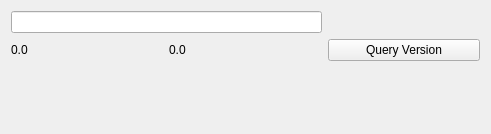
This is PressPlateTool/ui/expand/expandtile.ui in CGinMax/ProtocolTools as Qt 5 draws it before an edit. The edited form follows.
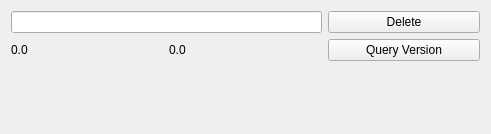
This is the edited form.

Patch:
```diff
--- a/PressPlateTool/ui/expand/expandtile.ui
+++ b/PressPlateTool/ui/expand/expandtile.ui
@@ -60,6 +60,13 @@
      </property>
     </widget>
    </item>
+   <item row="0" column="2">
+    <widget class="QPushButton" name="btnDelete">
+     <property name="text">
+      <string>Delete</string>
+     </property>
+    </widget>
+   </item>
   </layout>
  </widget>
  <resources/>
```
